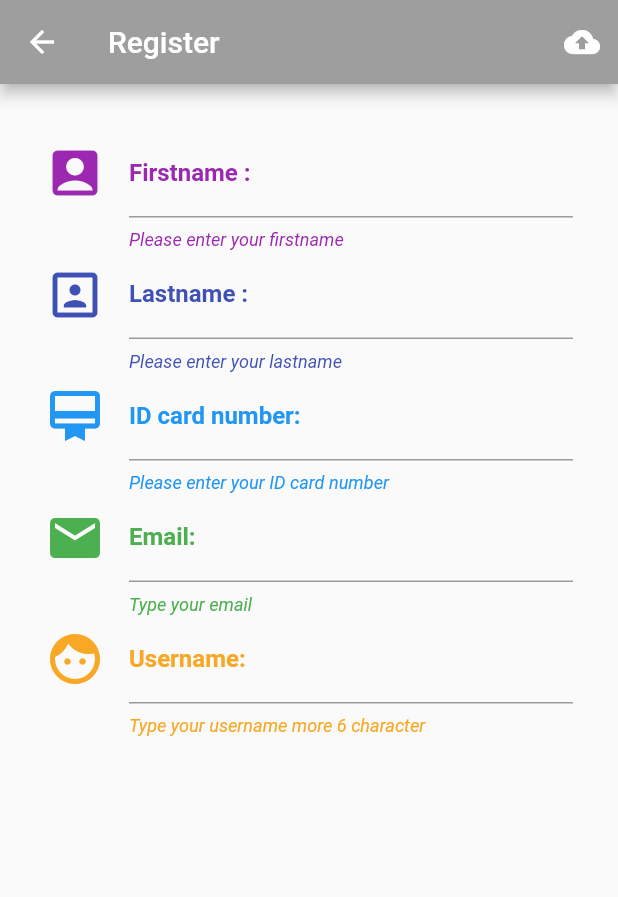
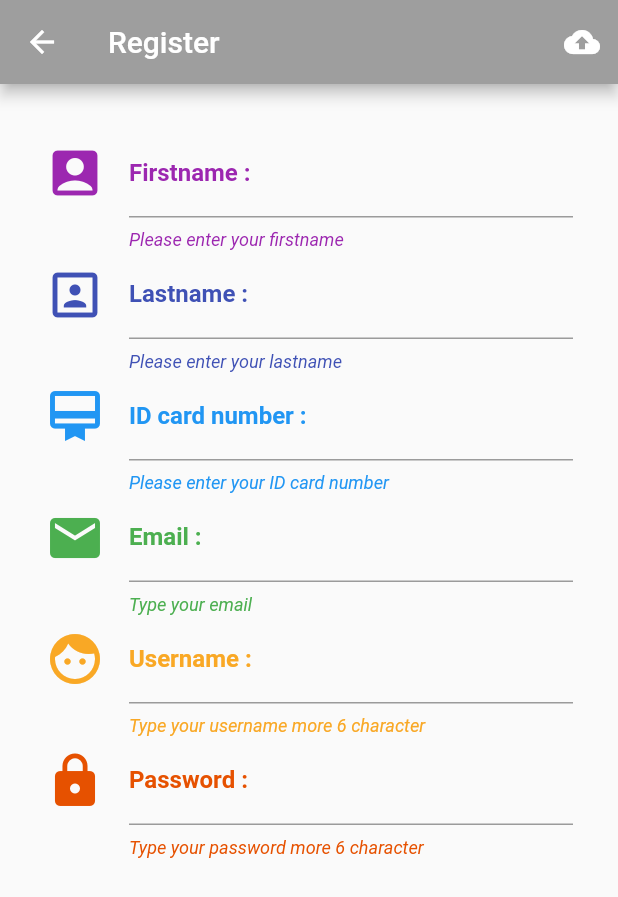
Before and after one commit to FrameTee29/Flutter_Test, a Flutter app: the Register screen opened directly, on a phone screen of 412 x 824 dp. Shown: the top 897 px of the screen. Run offline on Flutter 3.47's test engine with Material 2 defaults, Android fonts, the phone set to English and light mode, and no system bars.

Commit message:
password

```diff
--- a/lib/screens/register.dart
+++ b/lib/screens/register.dart
@@ -72,7 +72,7 @@ class _RegisterState extends State<Register> {
           color: Colors.blue,
           size: 40.0,
         ),
-        labelText: 'ID card number:',
+        labelText: 'ID card number :',
         labelStyle: TextStyle(
           color: Colors.blue,
           fontWeight: FontWeight.bold,
@@ -94,7 +94,7 @@ class _RegisterState extends State<Register> {
           color: Colors.green,
           size: 40.0,
         ),
-        labelText: 'Email:',
+        labelText: 'Email :',
         labelStyle: TextStyle(
           color: Colors.green,
           fontWeight: FontWeight.bold,
@@ -116,7 +116,7 @@ class _RegisterState extends State<Register> {
           color: Colors.yellow[800],
           size: 40.0,
         ),
-        labelText: 'Username:',
+        labelText: 'Username :',
         labelStyle: TextStyle(
           color: Colors.yellow[800],
           fontWeight: FontWeight.bold,
@@ -124,6 +124,28 @@ class _RegisterState extends State<Register> {
         helperText: 'Type your username more 6 character',
         helperStyle: TextStyle(
           color: Colors.yellow[800],
+          fontStyle: FontStyle.italic,
+        ),
+      ),
+    );
+  }
+
+  Widget passwordText() {
+    return TextFormField(style: TextStyle(color:Colors.orange[900]),
+      decoration: InputDecoration(
+        icon: Icon(
+          Icons.lock,
+          color: Colors.orange[900],
+          size: 40.0,
+        ),
+        labelText: 'Password :',
+        labelStyle: TextStyle(
+          color: Colors.orange[900],
+          fontWeight: FontWeight.bold,
+        ),
+        helperText: 'Type your password more 6 character',
+        helperStyle: TextStyle(
+          color: Colors.orange[900],
           fontStyle: FontStyle.italic,
         ),
       ),
@@ -150,6 +172,7 @@ class _RegisterState extends State<Register> {
           cardidText(),
           emailText(),
           usernameText(),
+          passwordText(),
         ],
       ),
     );
```
